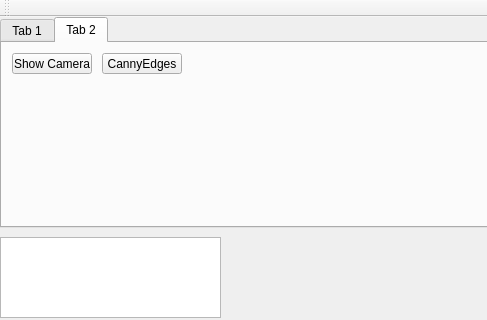
Above: mainwindow.ui from Evegen55/opencv_widget before the change; both pictures show x 0 to 487 and y 0 to 320 of the 768 by 1000 pixel window. Below: the same form after it.
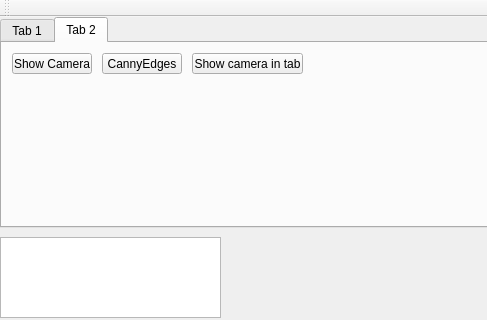
That is the form after the change. The open tabs and pages were chosen to show the change.

Commit message: do TODO

Diff of the .ui file:
```diff
--- a/mainwindow.ui
+++ b/mainwindow.ui
@@ -139,6 +139,19 @@
        <string>CannyEdges</string>
       </property>
      </widget>
+     <widget class="QPushButton" name="btn_show_cam_in_tab">
+      <property name="geometry">
+       <rect>
+        <x>190</x>
+        <y>10</y>
+        <width>111</width>
+        <height>21</height>
+       </rect>
+      </property>
+      <property name="text">
+       <string>Show camera in tab</string>
+      </property>
+     </widget>
     </widget>
    </widget>
    <widget class="QLabel" name="label_for_image">
```
Left out of the diff: 2 changed lines with no effect on the pictures. The commit also changes 2 other files.
